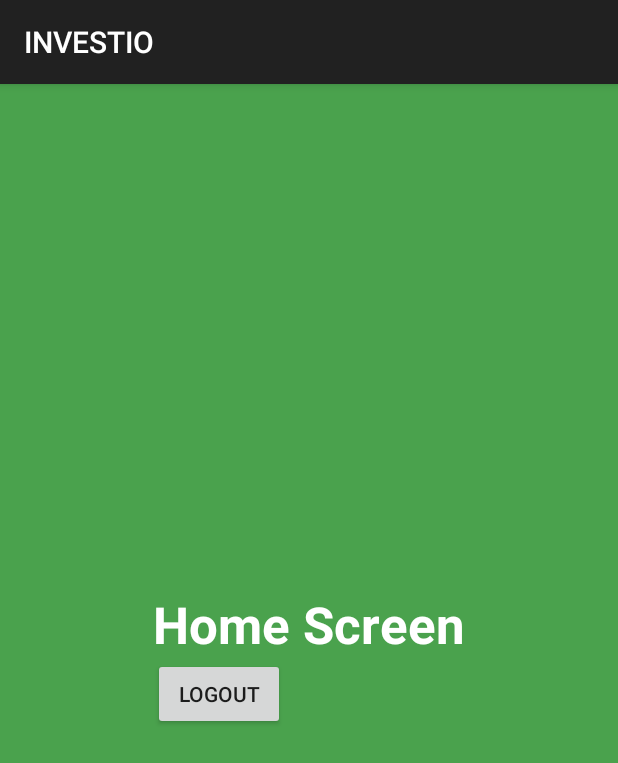
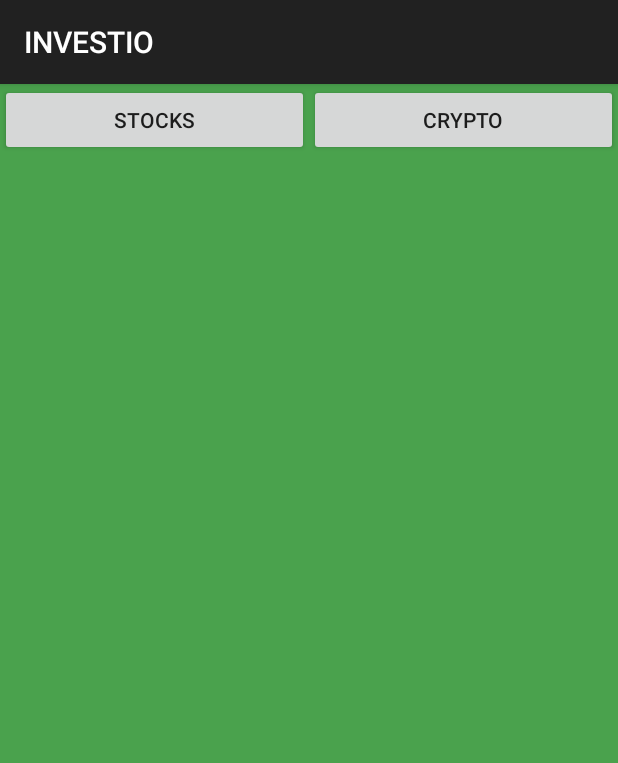
Before and after one commit to MuhammadAmmar71/INVESTIO, an Android app built with Jetpack Compose: the HomeActivity screen opened directly, with no data from a screen before it, on a phone screen of 412 x 824 dp. Shown: the top 763 px of the screen. Run offline under Robolectric (Android 15) with nearby library versions, the phone set to English and light mode, and no system bars; our stand-ins replace Firebase (no records; nobody signed in at launch, a user with empty details on screens opened directly).

Commit message:
MAKING OF STOCKS AND CRYPTO FRAGMENTS

```diff
--- a/app/src/main/AndroidManifest.xml
+++ b/app/src/main/AndroidManifest.xml
@@ -2,7 +2,8 @@
 <manifest xmlns:android="http://schemas.android.com/apk/res/android"
     xmlns:tools="http://schemas.android.com/tools">
 
-    <uses-permission android:name="android.permission.INTERNET"/>
+    <uses-permission android:name="android.permission.INTERNET" />
+
     <application
         android:allowBackup="true"
         android:dataExtractionRules="@xml/data_extraction_rules"
@@ -13,6 +14,9 @@
         android:supportsRtl="true"
         android:theme="@style/Theme.AppCompat.Light.DarkActionBar"
         tools:targetApi="31">
+        <activity
+            android:name=".Stocks"
+            android:exported="false" />
         <activity
             android:name=".GoogleSignin"
             android:exported="false" />
--- a/app/src/main/java/com/example/investio/HomeActivity.java
+++ b/app/src/main/java/com/example/investio/HomeActivity.java
@@ -1,24 +1,57 @@
 package com.example.investio;
 
 import androidx.appcompat.app.AppCompatActivity;
+import androidx.fragment.app.Fragment;
+import androidx.fragment.app.FragmentManager;
+import androidx.fragment.app.FragmentTransaction;
 
 import android.content.Intent;
 import android.os.Bundle;
 import android.view.View;
+import android.widget.Button;
 
 import com.google.firebase.auth.FirebaseAuth;
 
 public class HomeActivity extends AppCompatActivity {
+    Button btnfragstocks, btnfragcrypto;
 
     @Override
     protected void onCreate(Bundle savedInstanceState) {
         super.onCreate(savedInstanceState);
         setContentView(R.layout.activity_home);
+
+
+        btnfragstocks = findViewById(R.id.btnfragstocks);
+        btnfragcrypto = findViewById(R.id.btnfragcrypto);
+
+        btnfragstocks.setOnClickListener(new View.OnClickListener() {
+            @Override
+            public void onClick(View view) {
+                FragmentManager fm = getSupportFragmentManager();
+                FragmentTransaction ft = fm.beginTransaction();
+                ft.add(R.id.container, new StocksFragment());
+                ft.commit();
+            }
+        });
+
+        btnfragcrypto.setOnClickListener(new View.OnClickListener() {
+            @Override
+            public void onClick(View view) {
+                FragmentManager fm = getSupportFragmentManager();
+                FragmentTransaction ft = fm.beginTransaction();
+                ft.add(R.id.container, new CryptoFragment());
+                ft.commit();
+            }
+        });
+
+
     }
 
-    public void logout(View view){
+
+    public void logout(View view) {
         FirebaseAuth.getInstance().signOut();
-        startActivity(new Intent(getApplicationContext(),LoginPage.class));
+        startActivity(new Intent(getApplicationContext(), LoginPage.class));
         finish();
+
     }
 }
--- a/app/src/main/res/layout/activity_home.xml
+++ b/app/src/main/res/layout/activity_home.xml
@@ -1,41 +1,40 @@
 <?xml version="1.0" encoding="utf-8"?>
-<LinearLayout
-    xmlns:android="http://schemas.android.com/apk/res/android"
+<LinearLayout xmlns:android="http://schemas.android.com/apk/res/android"
     xmlns:app="http://schemas.android.com/apk/res-auto"
     xmlns:tools="http://schemas.android.com/tools"
     android:layout_width="match_parent"
     android:layout_height="match_parent"
     android:background="#4AA24D"
     android:orientation="vertical"
-    android:gravity="center"
+
     tools:context=".HomeActivity">
 
     <LinearLayout
-        android:layout_width="wrap_content"
-        android:orientation="vertical"
-        android:layout_height="wrap_content">
+        android:layout_width="match_parent"
+        android:layout_height="wrap_content"
+        android:orientation="horizontal">
 
-
-        <TextView
+        <Button
+            android:id="@+id/btnfragstocks"
             android:layout_width="wrap_content"
             android:layout_height="wrap_content"
-            android:text="Home Screen"
-            android:textStyle="bold"
-            android:textSize="34sp"
-            android:textColor="#fff"/>
+            android:layout_weight="1"
+            android:text="Stocks" />
 
         <Button
+            android:id="@+id/btnfragcrypto"
             android:layout_width="wrap_content"
             android:layout_height="wrap_content"
-            android:id="@+id/btnlogout"
-            android:text="logout"
-            android:onClick="logout"
-            />
+            android:layout_weight="1"
+            android:text="crypto" />
 
 
     </LinearLayout>
 
-
+    <FrameLayout
+        android:id="@+id/container"
+        android:layout_width="match_parent"
+        android:layout_height="match_parent" />
 
 
 </LinearLayout>
--- a/app/src/main/res/values/strings.xml
+++ b/app/src/main/res/values/strings.xml
@@ -1,4 +1,6 @@
 <resources>
     <string name="app_name">INVESTIO</string>
     <string name="activityname">SPLASH SCREEN</string>
+    <!-- TODO: Remove or change this placeholder text -->
+    <string name="hello_blank_fragment">Hello blank fragment</string>
 </resources>
```
Also changed, not shown: app/src/main/java/com/example/investio/CryptoFragment.java (added, +26 -0 lines), app/src/main/java/com/example/investio/StocksFragment.java (added, +26 -0 lines), app/src/main/res/layout/fragment_crypto.xml (added, +16 -0 lines), app/src/main/res/layout/fragment_stocks.xml (added, +16 -0 lines).
